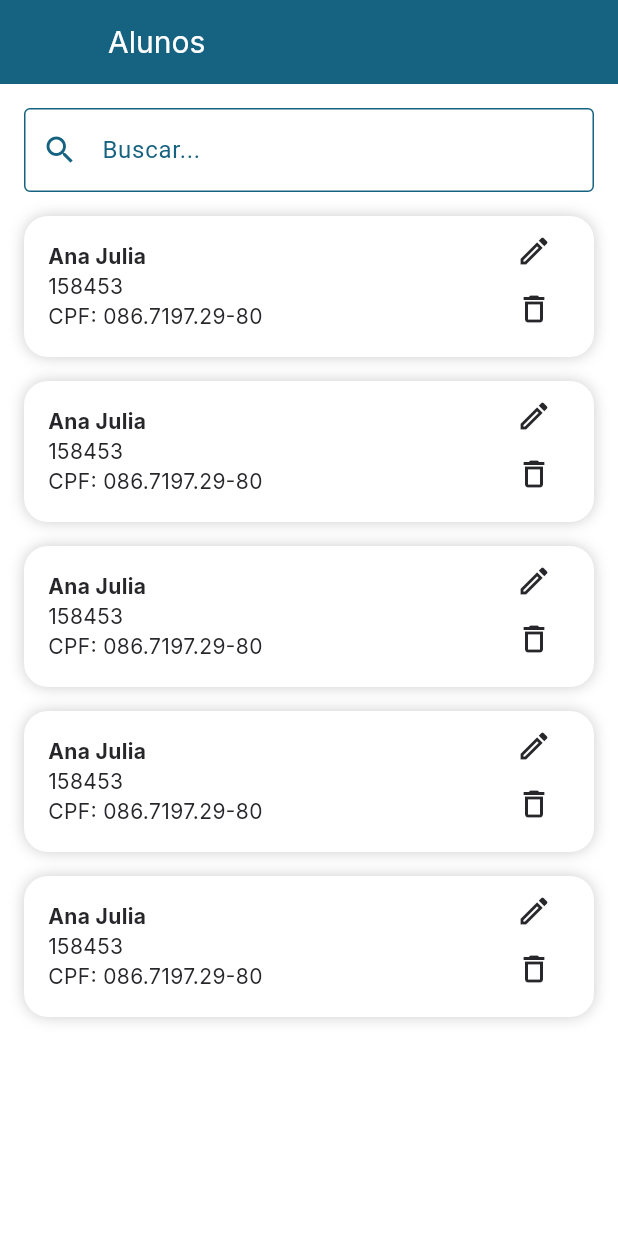
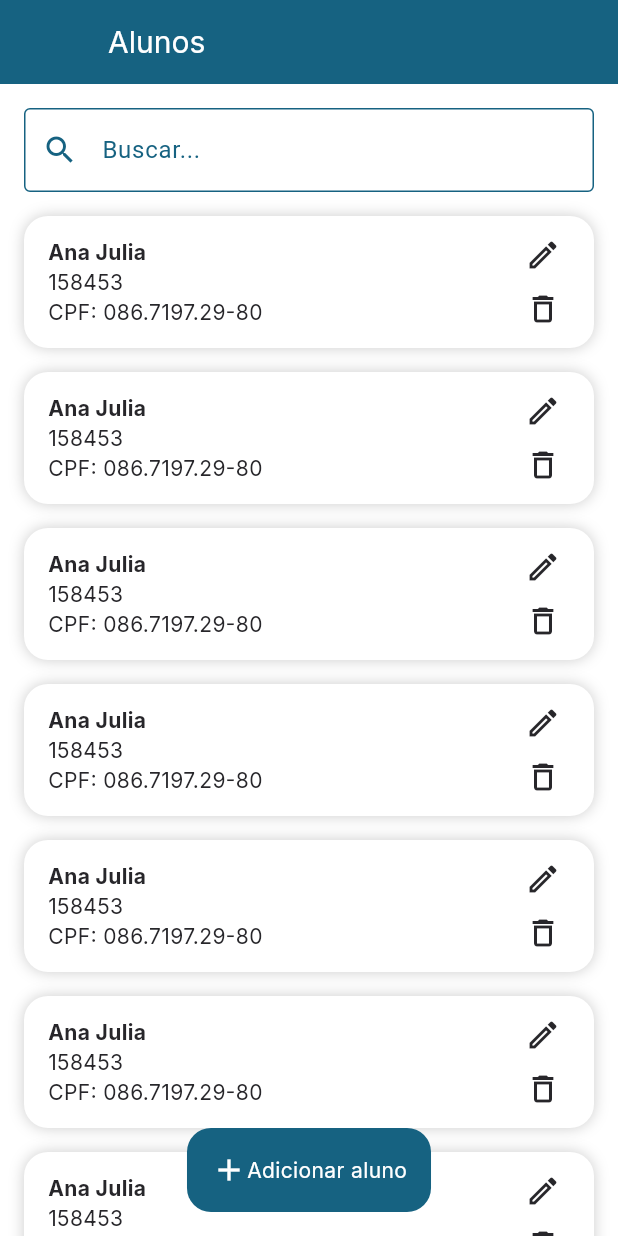
Before and after one commit to nathaliaporcelli/challenge-developer-flutter, a Flutter app: the MenuPage screen opened directly, on a phone screen of 412 x 824 dp. Run offline on Flutter 3.47's test engine with Material 3 defaults, Android fonts, the phone set to English and light mode, and no system bars; our stand-ins replace dio, get_it, go_router, google_fonts.

Commit message:
feat: add student repository

```diff
--- a/lib/src/core/routes/app_router.dart
+++ b/lib/src/core/routes/app_router.dart
@@ -3,7 +3,7 @@ import 'package:go_router/go_router.dart';
 
 import '../../modules/auth/presenter/pages/auth_page.dart';
 import '../../modules/auth/presenter/stores/auth_store.dart';
-import '../../modules/dashboard/submodules/menu/dashboard_page.dart';
+import '../../modules/dashboard/dashboard_page.dart';
 import '../../modules/splash/presenter/pages/splash_page.dart';
 import '../services/injector/app_injector.dart';
 import 'routes.dart';
--- a/lib/src/modules/auth/data/repositories/auth/i_auth_repository.dart
+++ b/lib/src/modules/auth/data/repositories/i_auth_repository.dart
@@ -1,5 +1,5 @@
-import '../../../domain/dtos/sign_in_dto.dart';
-import '../../../domain/dtos/sign_up_dto.dart';
+import '../../domain/dtos/sign_in_dto.dart';
+import '../../domain/dtos/sign_up_dto.dart';
 
 abstract interface class IAuthRepository {
   Future<void> signInUser(SignInDTO dto);
--- a/lib/src/modules/auth/domain/repositories/auth_repository.dart
+++ b/lib/src/modules/auth/domain/repositories/auth_repository.dart
@@ -2,7 +2,7 @@ import '../../../../core/services/client/dtos/client_request_dto.dart';
 import '../../../../core/services/client/i_client_service.dart';
 import '../../data/adapters/dtos/sign_in_dto_adapter.dart';
 import '../../data/adapters/dtos/sign_up_dto_adapter.dart';
-import '../../data/repositories/auth/i_auth_repository.dart';
+import '../../data/repositories/i_auth_repository.dart';
 import '../dtos/sign_in_dto.dart';
 import '../dtos/sign_up_dto.dart';
 import '../exceptions/user_not_found_exception.dart';
--- a/lib/src/modules/auth/presenter/stores/auth_store.dart
+++ b/lib/src/modules/auth/presenter/stores/auth_store.dart
@@ -1,13 +1,13 @@
 import 'package:flutter/material.dart';
 
 import '../../../../core/exceptions/cesla_exceptions.dart';
+import '../../data/repositories/i_auth_repository.dart';
 import '../../domain/dtos/sign_in_dto.dart';
 import '../../domain/dtos/sign_up_dto.dart';
-import '../../domain/repositories/auth_repository.dart';
 import 'states/auth_state.dart';
 
 class AuthStore extends ValueNotifier<AuthState> {
-  final AuthRepository authRepository;
+  final IAuthRepository authRepository;
 
   AuthStore(this.authRepository) : super(AuthInitialState());
 
--- a/lib/src/modules/dashboard/submodules/menu/dashboard_page.dart
+++ b/lib/src/modules/dashboard/dashboard_page.dart
@@ -1,7 +1,7 @@
 import 'package:flutter/material.dart';
 
-import '../../../../core/extensions/context_extensions.dart';
-import 'presenter/pages/menu_page.dart';
+import '../../core/extensions/context_extensions.dart';
+import 'submodules/menu/presenter/pages/menu_page.dart';
 
 class DashboardPage extends StatefulWidget {
   const DashboardPage({super.key});
--- a/lib/src/modules/dashboard/submodules/menu/presenter/pages/menu_page.dart
+++ b/lib/src/modules/dashboard/submodules/menu/presenter/pages/menu_page.dart
@@ -1,6 +1,7 @@
 import 'package:design_system/design_system.dart';
 import 'package:flutter/material.dart';
 
+import '../widgets/float_action_add_student_widget.dart';
 import '../widgets/menu_app_bar.dart';
 import '../widgets/student_card_widget.dart';
 
@@ -10,6 +11,7 @@ class MenuPage extends StatelessWidget {
   @override
   Widget build(BuildContext context) {
     return Scaffold(
+      resizeToAvoidBottomInset: false,
       appBar: const MenuAppBar(title: 'Alunos'),
       body: Column(
         children: [
@@ -22,14 +24,16 @@ class MenuPage extends StatelessWidget {
           ),
           Expanded(
             child: ListView.separated(
-              padding: const EdgeInsets.symmetric(vertical: 16, horizontal: 16),
-              itemCount: 5,
+              padding: const EdgeInsets.only(right: 16, left: 16, top: 16, bottom: 80),
+              itemCount: 10,
               separatorBuilder: (__, _) => const SizedBox(height: 16),
               itemBuilder: (__, _) => const StudentCard(),
             ),
           ),
         ],
       ),
+      floatingActionButton: const FloatActionAddStudent(),
+      floatingActionButtonLocation: FloatingActionButtonLocation.centerFloat,
     );
   }
 }
--- /dev/null
+++ b/lib/src/modules/dashboard/submodules/menu/presenter/widgets/float_action_add_student_widget.dart
@@ -0,0 +1,33 @@
+import 'package:flutter/material.dart';
+
+import '../../../../../../core/extensions/context_extensions.dart';
+
+class FloatActionAddStudent extends StatelessWidget {
+  const FloatActionAddStudent({super.key});
+
+  @override
+  Widget build(BuildContext context) {
+    return Container(
+      height: 56,
+      padding: const EdgeInsets.symmetric(horizontal: 16),
+      decoration: BoxDecoration(
+        color: context.colors.primary,
+        borderRadius: BorderRadius.circular(16),
+      ),
+      child: Row(
+        mainAxisSize: MainAxisSize.min,
+        children: [
+          const Icon(
+            Icons.add,
+          ),
+          Text(
+            'Adicionar aluno',
+            style: context.texts.label.copyWith(
+              color: Colors.white,
+            ),
+          ),
+        ],
+      ),
+    );
+  }
+}
--- a/lib/src/modules/dashboard/submodules/menu/presenter/widgets/student_card_widget.dart
+++ b/lib/src/modules/dashboard/submodules/menu/presenter/widgets/student_card_widget.dart
@@ -48,24 +48,32 @@ class StudentCard extends StatelessWidget {
           Column(
             mainAxisSize: MainAxisSize.min,
             children: [
-              SizedBox(
-                width: 30,
-                height: 30,
+              Material(
                 child: InkWell(
+                  borderRadius: BorderRadius.circular(18),
                   onTap: () {},
-                  child: Icon(
-                    Icons.edit_outlined,
-                    color: context.colors.secondary,
+                  child: SizedBox(
+                    height: 36,
+                    width: 36,
+                    child: Icon(
+                      Icons.edit_outlined,
+                      color: context.colors.secondary,
+                    ),
                   ),
                 ),
               ),
-              IconButton(
-                padding: EdgeInsets.zero,
-                constraints: const BoxConstraints(),
-                onPressed: () {},
-                icon: Icon(
-                  Icons.delete_outline,
-                  color: context.colors.secondary,
+              Material(
+                child: InkWell(
+                  borderRadius: BorderRadius.circular(18),
+                  onTap: () {},
+                  child: SizedBox(
+                    height: 36,
+                    width: 36,
+                    child: Icon(
+                      Icons.delete_outline,
+                      color: context.colors.secondary,
+                    ),
+                  ),
                 ),
               ),
             ],
```
Also changed, not shown: lib/src/app_injections.dart (+10 -2 lines), lib/src/modules/dashboard/submodules/menu/data/adapters/dtos/student_dto_adapter.dart (added, +13 -0 lines), lib/src/modules/dashboard/submodules/menu/data/adapters/entities/student_entity_adapter.dart (added, +14 -0 lines), lib/src/modules/dashboard/submodules/menu/data/repositories/i_menu_repository.dart (added, +9 -0 lines), lib/src/modules/dashboard/submodules/menu/domain/dtos/student_dto.dart (added, +15 -0 lines), lib/src/modules/dashboard/submodules/menu/domain/entities/student_entity.dart (added, +17 -0 lines), lib/src/modules/dashboard/submodules/menu/domain/repositories/menu_repository.dart (added, +56 -0 lines).
